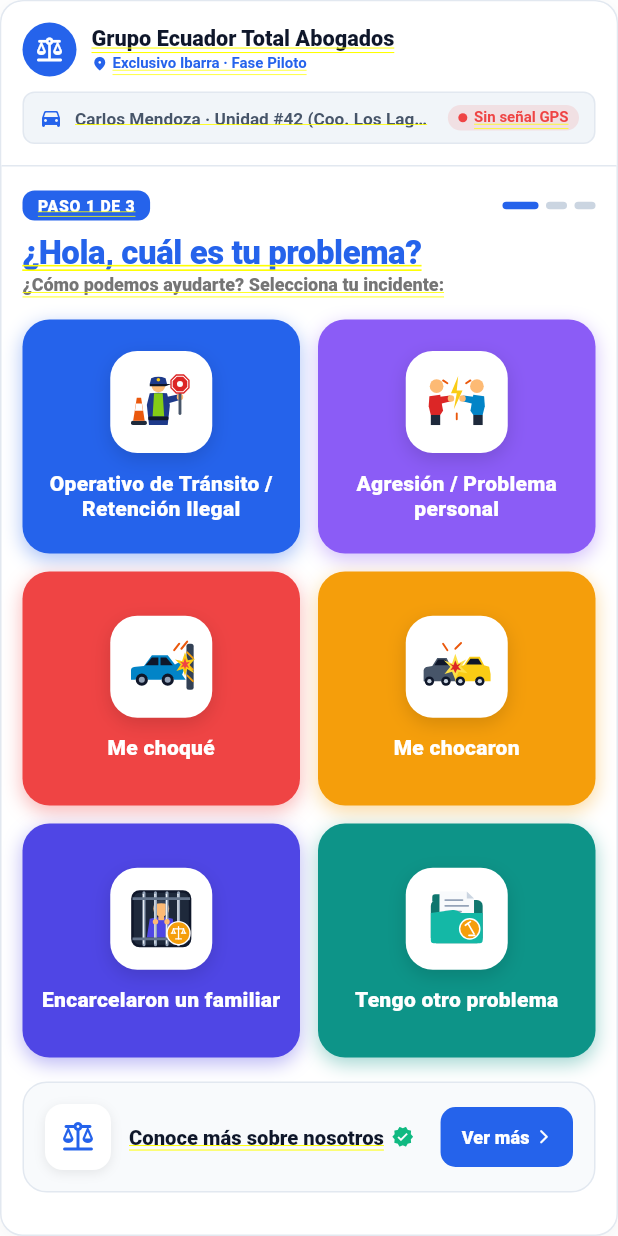
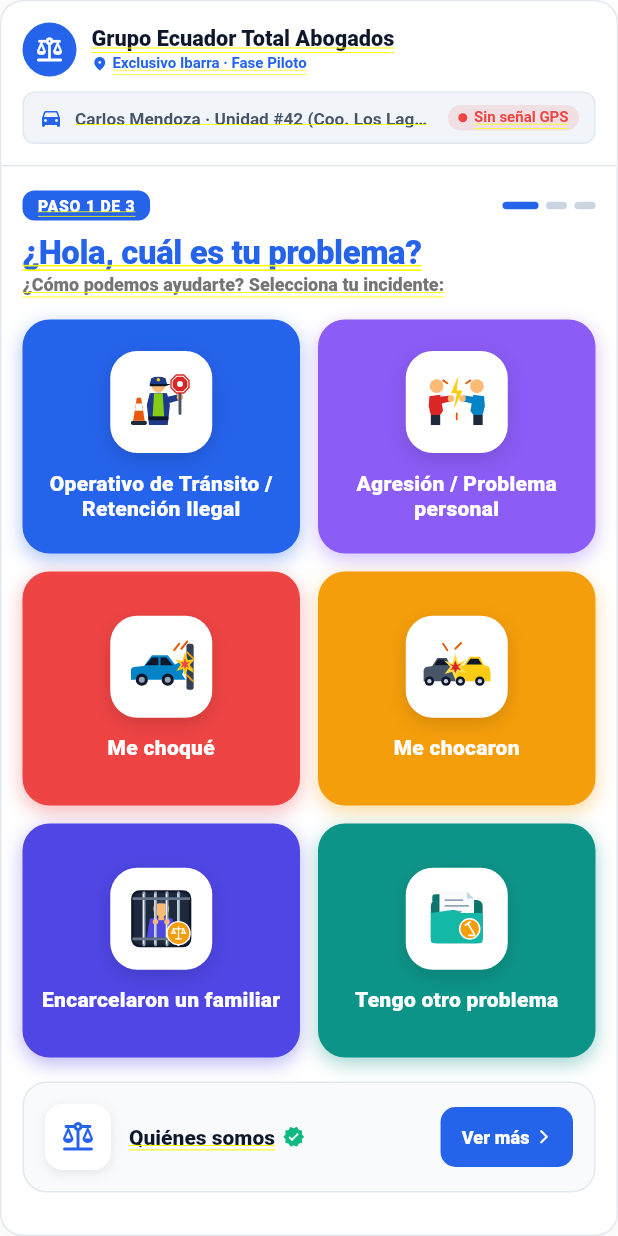
Before and after one commit to wilmerguerrerodev-prog/asistencia-legal-web, a Flutter app: the SosConductorView screen opened directly, on a phone screen of 412 x 824 dp. Run offline on Flutter 3.47's test engine with Material 3 defaults, Android fonts, the phone set to English and light mode, and no system bars; our stand-ins replace cached_network_image, cloud_firestore, country_code_picker, firebase_auth, firebase_core, flutter_map and 5 more; accounts and stored records are empty; Roboto replaces fonts that are missing (Montserrat, Plus Jakarta Sans).

Commit message:
style(conductor): cambiar texto de tarjeta a 'Quiénes somos' para evitar truncamiento

```diff
--- a/lib/feature/conductor/sos_conductor_view.dart
+++ b/lib/feature/conductor/sos_conductor_view.dart
@@ -1725,10 +1725,10 @@ class SosConductorView extends StatelessWidget {
                 children: [
                   Flexible(
                     child: Text(
-                      "Conoce más sobre nosotros",
+                      "Quiénes somos",
                       style: TextStyle(
                         fontFamily: 'Montserrat',
-                        fontSize: 13.5,
+                        fontSize: 14,
                         fontWeight: FontWeight.w800,
                         color:
                             isDark ? Colors.white : const Color(0xFF0F172A),
```
Also changed, not shown: 1 other file.
